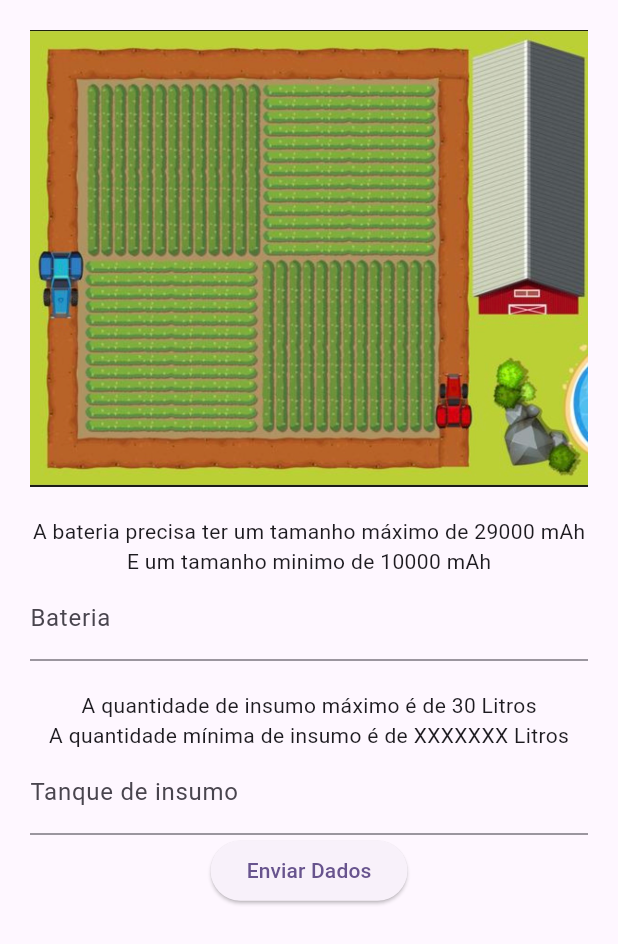
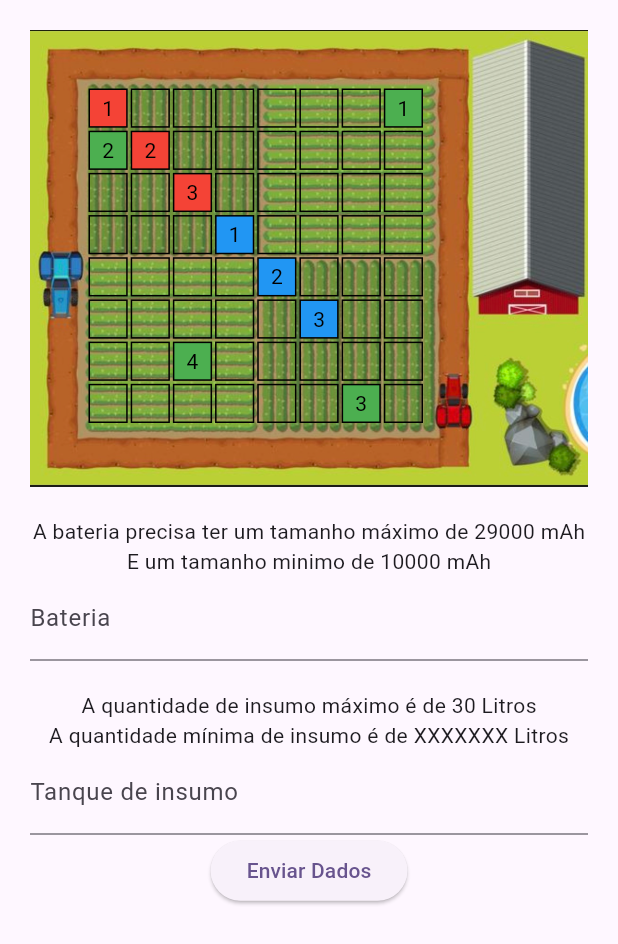
Before and after one commit to Modelagem-Computacional-em-Grafos/Front-End, a Flutter app: the screen it shows after launch, on a phone screen of 412 x 824 dp. Shown: the top 944 px of the screen. Run offline on Flutter 3.47's test engine with Material 3 defaults, Android fonts, the phone set to English and light mode, and no system bars.

Commit message:
Adicionando sistema para pintar cada quadrado

```diff
--- a/lib/screens/home_screen.dart
+++ b/lib/screens/home_screen.dart
@@ -9,6 +9,63 @@ class HomeScreen extends StatefulWidget {
 }
 
 class _HomeScreenState extends State<HomeScreen> {
+  List<List<String>> rotas = []; // Lista de rotas simulada
+  Map<String, Color> rotaColors = {}; // Mapeamento de rotas para cores
+  Map<String, int> rotaOrder = {}; // Mapeamento de posição para ordem na rota
+
+  @override
+  void initState() {
+    super.initState();
+    // Simulando a chamada da API para obter as rotas
+    fetchRotasFromApi();
+  }
+
+  void fetchRotasFromApi() async {
+    // Simulação da resposta da API com as rotas
+    rotas = [
+      ['A1', 'B2', 'C3'],
+      ['D4', 'E5', 'F6'],
+      ['A8', 'B1', 'H7', 'G3'],
+    ];
+
+    // Gerando cores distintas para cada rota e numerando as posições
+    rotaColors = generateRotaColors(rotas.length);
+    rotaOrder = generateRotaOrder(rotas);
+
+    setState(() {}); // Atualizando a interface
+  }
+
+  // Função para gerar cores para cada rota
+  Map<String, Color> generateRotaColors(int numberOfRoutes) {
+    List<Color> colors = [Colors.red, Colors.blue, Colors.green, Colors.orange];
+    Map<String, Color> rotaColors = {};
+
+    for (int i = 0; i < numberOfRoutes; i++) {
+      Color color = colors[i % colors.length];
+      for (String position in rotas[i]) {
+        rotaColors[position] = color;
+      }
+    }
+    return rotaColors;
+  }
+
+  // Função para gerar a ordem de cada posição na rota
+  Map<String, int> generateRotaOrder(List<List<String>> rotas) {
+    Map<String, int> rotaOrder = {};
+    for (var rota in rotas) {
+      for (int i = 0; i < rota.length; i++) {
+        rotaOrder[rota[i]] = i + 1; // Numerando a posição na rota
+      }
+    }
+    return rotaOrder;
+  }
+
+  String getGridPosition(int index) {
+    int row = index ~/ 8;
+    int col = index % 8;
+    return '${String.fromCharCode(65 + row)}${col + 1}';
+  }
+
   @override
   Widget build(BuildContext context) {
     return Scaffold(
@@ -20,6 +77,41 @@ class _HomeScreenState extends State<HomeScreen> {
               Stack(
                 children: [
                   Image.asset('assets/imgs/FazendaImg.jpg'),
+                  Positioned(
+                    top: 39,
+                    left: 39,
+                    right: 110,
+                    bottom: 35,
+                    child: GridView.builder(
+                      physics: NeverScrollableScrollPhysics(),
+                      gridDelegate:
+                          const SliverGridDelegateWithFixedCrossAxisCount(
+                        crossAxisCount: 8,
+                        crossAxisSpacing: 2,
+                        mainAxisSpacing: 2,
+                      ),
+                      itemCount: 64,
+                      itemBuilder: (context, index) {
+                        String position = getGridPosition(index);
+
+                        Color? bgColor = rotaColors[position];
+                        int? number = rotaOrder[position];
+
+                        return Container(
+                          decoration: BoxDecoration(
+                            color: bgColor ?? Colors.transparent,
+                            border: Border.all(color: Colors.black),
+                          ),
+                          child: Center(
+                            child: Text(
+                              number != null ? '$number' : '',
+                              style: TextStyle(color: Colors.black),
+                            ),
+                          ),
+                        );
+                      },
+                    ),
+                  ),
                 ],
               ),
               const SizedBox(height: 20),
```
